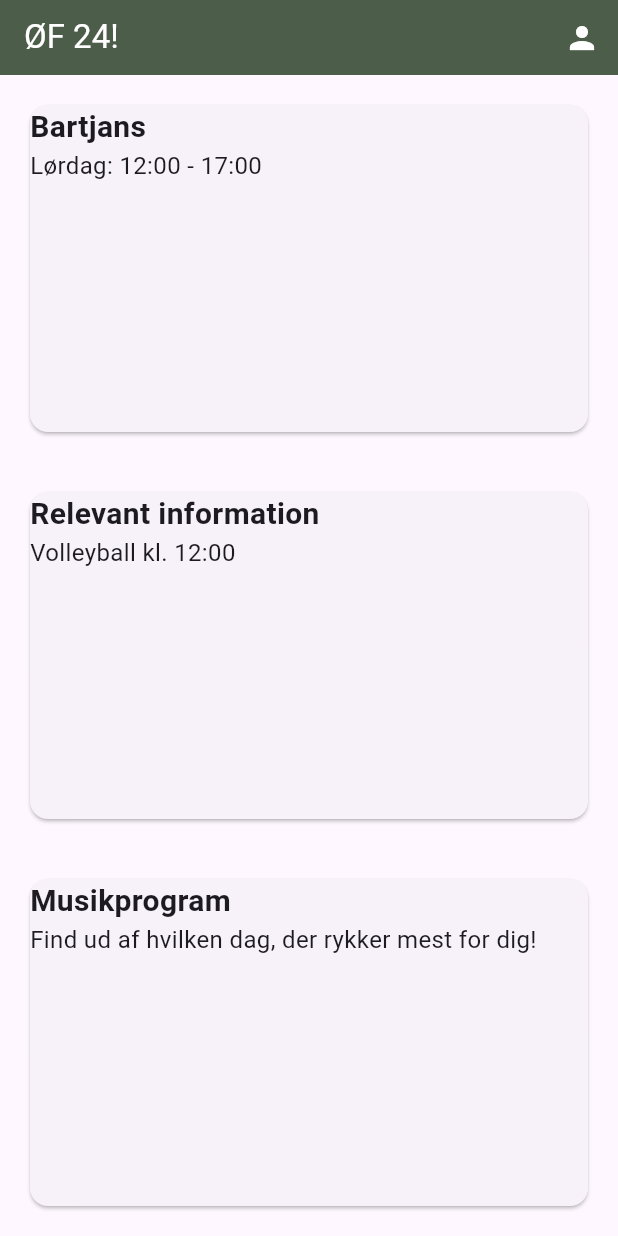
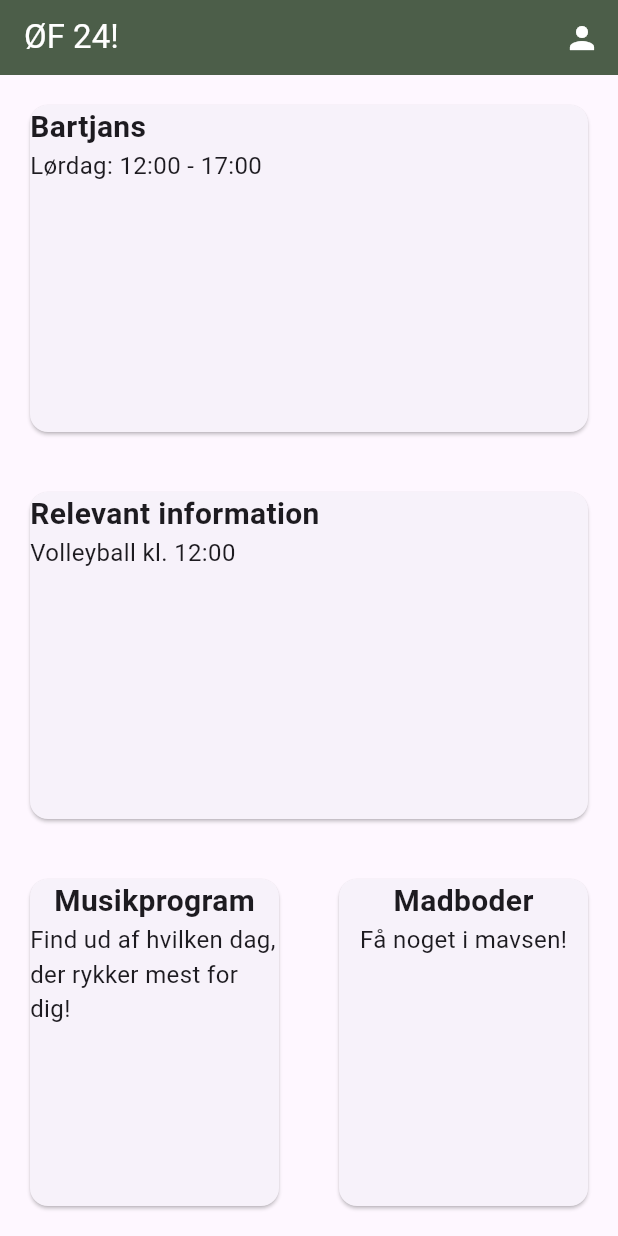
Before and after one commit to gust1527/festival-volunteer-manager, a Flutter app: the screen it shows after launch, on a phone screen of 412 x 824 dp. Run offline on Flutter 3.47's test engine with Material 3 defaults, Android fonts, the phone set to English and light mode, and no system bars.

Commit message:
Fixed layout of homescreen

```diff
--- a/festival_volunteer_application/lib/Pages/HomeScreen.dart
+++ b/festival_volunteer_application/lib/Pages/HomeScreen.dart
@@ -30,8 +30,14 @@
           ),
           Expanded(
             flex: 1,
-            child: HalfWidthDialogTile(
-                title: 'Musikprogram', content: 'Find ud af hvilken dag, der rykker mest for dig!'),
+            child: Row(
+              children: <Widget> [
+                Expanded(
+                  child: HalfWidthDialogTile(
+                      title: 'Musikprogram', content: 'Find ud af hvilken dag, der rykker mest for dig!'),
+                ),
+                Expanded(child: HalfWidthDialogTile(title: "Madboder", content: "Få noget i mavsen!")),],
+            ),
             ),
         ],
       ),
--- a/festival_volunteer_application/lib/UX_Elements/HalfWidthDialog.dart
+++ b/festival_volunteer_application/lib/UX_Elements/HalfWidthDialog.dart
@@ -4,21 +4,19 @@
   final String title;
   final String content;
 
-  const HalfWidthDialogTile(
-      {super.key, required this.title, required this.content});
+  const HalfWidthDialogTile({super.key, required this.title, required this.content});
 
  @override
  Widget build(BuildContext context) {
   return Card(
+    margin: const EdgeInsets.all(20),
     clipBehavior: Clip.antiAlias,
-      margin: const EdgeInsets.all(20),
     child: InkWell(
      onTap: () => {},
+     child: SizedBox(
        child: Column(
-          mainAxisSize: MainAxisSize.max,
          children: [
-            SizedBox(
-              width: double.infinity, // Expand to the edge of the screen
+              SizedBox( // Expand to the edge of the screen
                 child: Text(
                   title,
                   style: const TextStyle(
@@ -28,7 +26,6 @@
                 ),
               ),
               SizedBox(
-              width: double.infinity,
                 child: Text(
                   content,
                   style: const TextStyle(
@@ -39,7 +36,7 @@
             ],
            ),
      ),
-    );
+  ),);
  }
 
   /*
```
Also changed, not shown: festival_volunteer_application/lib/Pages/TjansePage.dart (added). Lines whose indentation alone changed are shown as unchanged.
